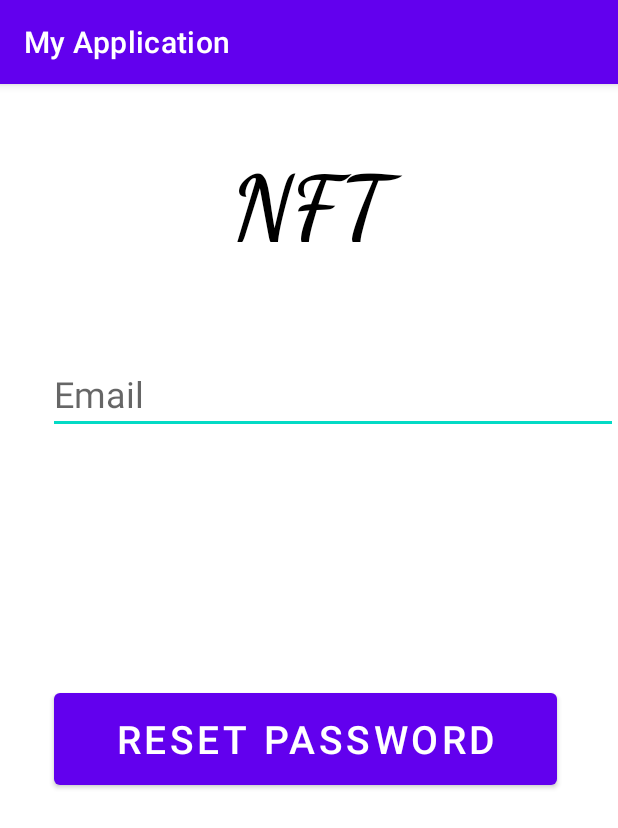
After one commit to nonfungaistea/nonfungaistea, an Android app: the ForgotPasswordActivity screen opened directly, with no data from a screen before it, on a phone screen of 412 x 824 dp. The commit adds this screen. Shown: the top 828 px of the screen. Run offline under Robolectric (Android 15) with nearby library versions, the phone set to English and light mode, and no system bars; our stand-ins replace Firebase (no records; nobody signed in at launch, a user with empty details on screens opened directly).

Commit message:
Forgot password DONe

```diff
--- a/Senior Project/MyApplication/app/src/main/AndroidManifest.xml
+++ b/Senior Project/MyApplication/app/src/main/AndroidManifest.xml
@@ -22,6 +22,8 @@
                 android:name="android.app.lib_name"
                 android:value="" />
         </activity>
+        <activity android:name=".ForgotPasswordActivity"
+            android:exported="true"/>
         <activity
             android:name=".DashboardActivity"
             android:exported="false" />
--- /dev/null
+++ b/Senior Project/MyApplication/app/src/main/java/com/example/myapplication/ForgotPasswordActivity.kt
@@ -0,0 +1,58 @@
+package com.example.myapplication
+
+import android.content.Intent
+import android.os.Bundle
+import android.util.Patterns
+import android.widget.Toast
+import androidx.appcompat.app.AppCompatActivity
+import com.example.myapplication.databinding.ActivityForgotpasswordBinding
+import com.google.firebase.auth.FirebaseAuth
+
+class ForgotPasswordActivity : AppCompatActivity(){
+    private lateinit var binding: ActivityForgotpasswordBinding
+    private lateinit var mAuth: FirebaseAuth
+
+    override fun onCreate(savedInstanceState: Bundle?) {
+        super.onCreate(savedInstanceState)
+        binding = ActivityForgotpasswordBinding.inflate(layoutInflater)
+        setContentView(binding.root)
+        mAuth = FirebaseAuth.getInstance()
+        onClick()
+    }
+
+    private fun onClick() {
+        binding.textNft.setOnClickListener{
+            this.startActivity(Intent(this, MainActivity::class.java))
+        }
+
+        binding.resetPassword.setOnClickListener{
+            resetPassword()
+            this.startActivity(Intent(this, MainActivity::class.java))
+
+        }
+    }
+
+    private fun resetPassword() {
+        val email = binding.email.text.toString().trim()
+
+        if (email.isEmpty()){
+            binding.email.error = "Email is required"
+            binding.email.requestFocus()
+            return
+        }
+
+        if (!(Patterns.EMAIL_ADDRESS.matcher(email).matches())){
+            binding.email.error = "Please provide valid email"
+            binding.email.requestFocus()
+            return
+        }
+
+        mAuth.sendPasswordResetEmail(email).addOnCompleteListener{
+            if (it.isSuccessful){
+                 Toast.makeText(this, "Check your email to reset your password", Toast.LENGTH_LONG).show()
+            }else{
+                Toast.makeText(this, "Something went wrong try again", Toast.LENGTH_LONG).show()
+            }
+        }
+    }
+}
--- /dev/null
+++ b/Senior Project/MyApplication/app/src/main/res/layout/activity_forgotpassword.xml
@@ -0,0 +1,55 @@
+<?xml version="1.0" encoding="utf-8"?>
+<androidx.constraintlayout.widget.ConstraintLayout
+    xmlns:android="http://schemas.android.com/apk/res/android"
+    xmlns:app="http://schemas.android.com/apk/res-auto"
+    xmlns:tools="http://schemas.android.com/tools"
+    android:layout_width="match_parent"
+    android:layout_height="match_parent"
+    tools:context=".ForgotPasswordActivity">
+
+    <TextView
+        android:id="@+id/text_nft"
+        android:layout_width="match_parent"
+        android:layout_height="100dp"
+        android:layout_margin="25dp"
+        android:fontFamily="cursive"
+        android:paddingVertical="20dp"
+        android:text="@string/nft"
+        android:textAlignment="center"
+        android:textColor="#000"
+        android:textSize="60sp"
+        android:textStyle="bold"
+        app:layout_constraintTop_toTopOf="parent"
+        app:layout_constraintRight_toRightOf="parent"
+        app:layout_constraintLeft_toLeftOf="parent"/>
+
+    <EditText
+        android:id="@+id/email"
+        android:layout_width="380dp"
+        android:layout_height="wrap_content"
+        android:layout_marginTop="180dp"
+        android:ems="10"
+        android:hint="@string/email"
+        android:inputType="text"
+        android:textSize="24sp"
+        app:layout_constraintTop_toTopOf="parent"
+        app:layout_constraintRight_toRightOf="parent"
+        app:layout_constraintTop_toBottomOf="@+id/text_nft"
+        />
+
+    <Button
+        android:id="@+id/reset_password"
+        android:layout_width="335dp"
+        android:layout_height="73dp"
+        android:layout_marginStart="36dp"
+        android:layout_marginTop="400dp"
+        android:layout_marginRight="40dp"
+        android:text="@string/password_reset"
+        android:textAlignment="center"
+        android:textSize="26sp"
+        app:layout_constraintRight_toRightOf="parent"
+        app:layout_constraintStart_toStartOf="parent"
+        app:layout_constraintTop_toBottomOf="@+id/email"
+        app:layout_constraintTop_toTopOf="parent" />
+
+</androidx.constraintlayout.widget.ConstraintLayout>
--- a/Senior Project/MyApplication/app/src/main/res/layout/activity_main.xml
+++ b/Senior Project/MyApplication/app/src/main/res/layout/activity_main.xml
@@ -4,10 +4,10 @@
     xmlns:tools="http://schemas.android.com/tools"
     android:layout_width="match_parent"
     android:layout_height="match_parent"
-    android:orientation="vertical"
     android:background="@drawable/login"
     android:rotationY="180"
-    tools:context=".MainActivity">
+    tools:context=".MainActivity"
+    android:orientation="vertical">
 
 
     <TextView
@@ -23,8 +23,6 @@
         android:textColor="#000"
         android:textSize="60sp"
         android:textStyle="bold" />
-
-
 
 
     <EditText
--- a/Senior Project/MyApplication/build.gradle
+++ b/Senior Project/MyApplication/build.gradle
@@ -4,8 +4,8 @@ buildscript {
     }
 }// Top-level build file where you can add configuration options common to all sub-projects/modules.
 plugins {
-    id 'com.android.application' version '7.3.0' apply false
-    id 'com.android.library' version '7.3.0' apply false
+    id 'com.android.application' version '7.2.2' apply false
+    id 'com.android.library' version '7.2.2' apply false
     id 'org.jetbrains.kotlin.android' version '1.6.10' apply false
 }
 
```
Also changed, not shown: Senior Project/MyApplication/app/src/main/java/com/example/myapplication/MainActivity.kt (+11 -0 lines), Senior Project/MyApplication/app/src/main/res/values/strings.xml (+2 -18 lines).
